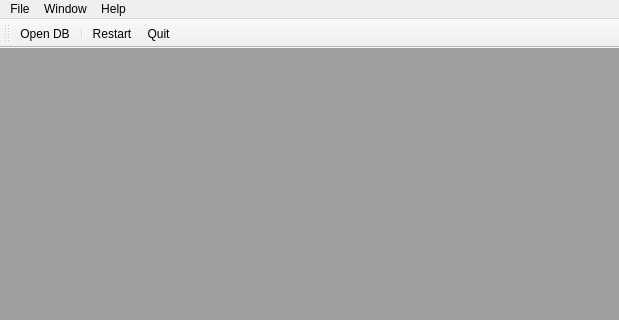
The window that qredis/ui/RedisWindow.ui (tiagocoutinho/qredis) describes before a commit, drawn with Qt 5; both pictures show x 0 to 619 and y 0 to 320 of the 619 by 477 pixel window.
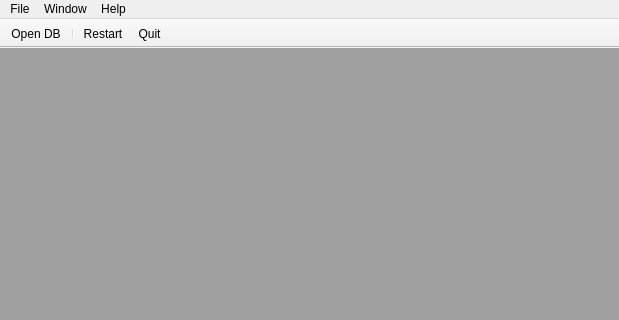
The same window after the commit. Icons and pictures are not drawn.

Diff of the .ui file:
```diff
--- a/qredis/ui/RedisWindow.ui
+++ b/qredis/ui/RedisWindow.ui
@@ -34,6 +34,9 @@
    <property name="windowTitle">
     <string>toolBar</string>
    </property>
+   <property name="movable">
+    <bool>false</bool>
+   </property>
    <attribute name="toolBarArea">
     <enum>TopToolBarArea</enum>
    </attribute>
```
